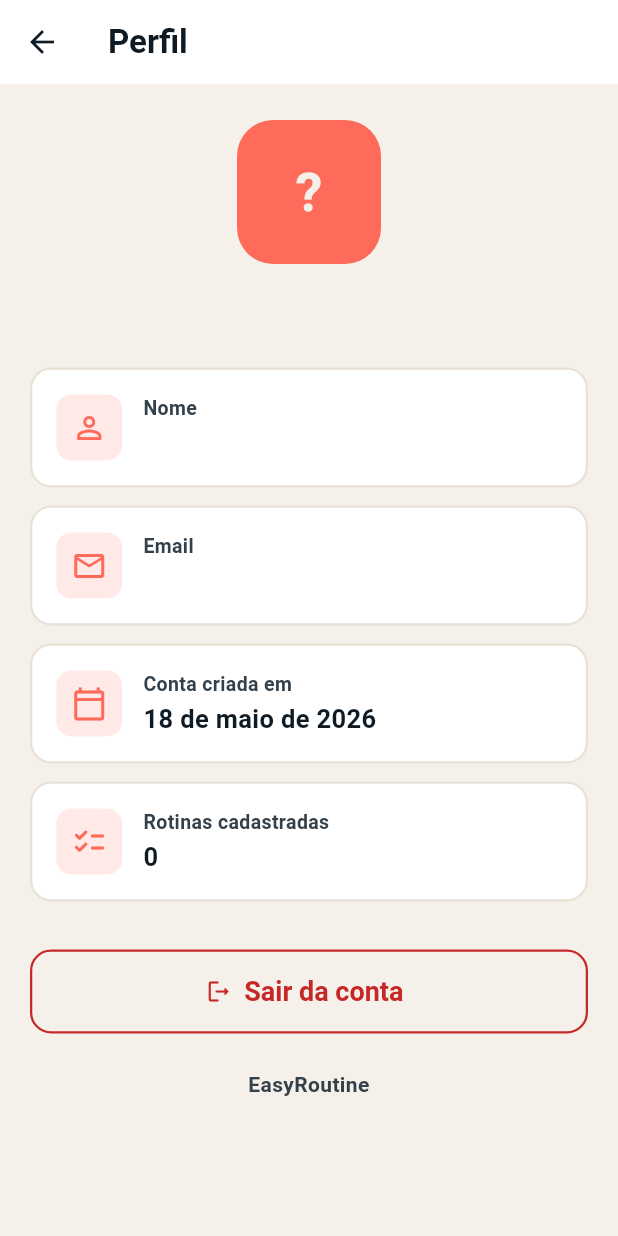
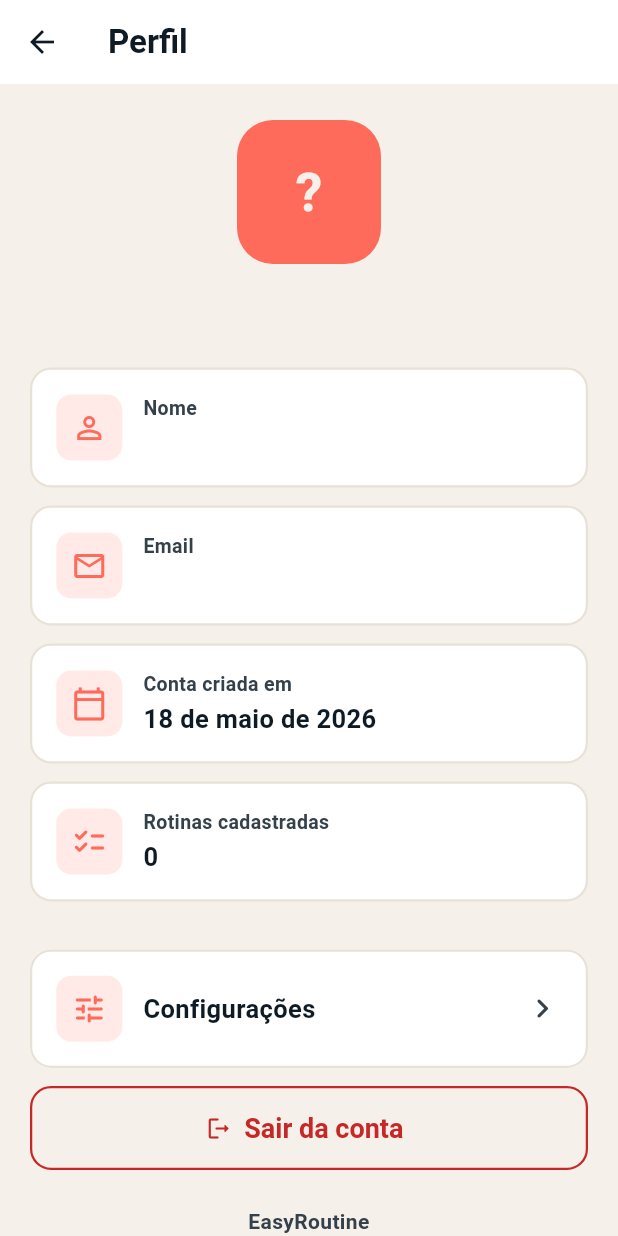
Before and after one commit to joaoeduardo-max/EasyRoutine, a Flutter app: the PerfilScreen screen opened directly, on a phone screen of 412 x 824 dp. Run offline on Flutter 3.47's test engine with Material 3 defaults, Android fonts, the phone set to English and light mode, and no system bars; our stand-ins replace dio, flutter_secure_storage, flutter_svg, google_fonts, shared_preferences; accounts and stored records are empty.

Commit message:
feat: tela de configurações

```diff
--- /dev/null
+++ b/app/lib/features/configuracoes/configuracoes_provider.dart
@@ -0,0 +1,42 @@
+import 'package:flutter/foundation.dart';
+import 'package:shared_preferences/shared_preferences.dart';
+
+class ConfiguracoesProvider extends ChangeNotifier {
+  static const _chaveVibracao = 'config.vibracao';
+  static const _chaveEscalaFonte = 'config.escalaFonte';
+
+  static const List<double> escalasDisponiveis = [1.0, 1.2, 1.4];
+
+  bool _vibracaoLigada = true;
+  double _escalaFonte = 1.0;
+  bool _carregado = false;
+
+  bool get vibracaoLigada => _vibracaoLigada;
+  double get escalaFonte => _escalaFonte;
+  bool get carregado => _carregado;
+
+  Future<void> carregar() async {
+    final prefs = await SharedPreferences.getInstance();
+    _vibracaoLigada = prefs.getBool(_chaveVibracao) ?? true;
+    final escala = prefs.getDouble(_chaveEscalaFonte) ?? 1.0;
+    _escalaFonte = escalasDisponiveis.contains(escala) ? escala : 1.0;
+    _carregado = true;
+    notifyListeners();
+  }
+
+  Future<void> definirVibracao(bool valor) async {
+    if (_vibracaoLigada == valor) return;
+    _vibracaoLigada = valor;
+    notifyListeners();
+    final prefs = await SharedPreferences.getInstance();
+    await prefs.setBool(_chaveVibracao, valor);
+  }
+
+  Future<void> definirEscalaFonte(double valor) async {
+    if (!escalasDisponiveis.contains(valor) || _escalaFonte == valor) return;
+    _escalaFonte = valor;
+    notifyListeners();
+    final prefs = await SharedPreferences.getInstance();
+    await prefs.setDouble(_chaveEscalaFonte, valor);
+  }
+}
--- a/app/lib/features/execucao/screens/conclusao_screen.dart
+++ b/app/lib/features/execucao/screens/conclusao_screen.dart
@@ -3,6 +3,7 @@ import 'package:flutter/services.dart';
 import '../../../core/theme/app_colors.dart';
 import '../../../core/theme/app_text_styles.dart';
 import '../../../shared/widgets/botao_grande.dart';
+import '../../../shared/widgets/feedback.dart';
 
 class ConclusaoScreen extends StatelessWidget {
   final String tituloRotina;
@@ -93,7 +94,7 @@ class ConclusaoScreen extends StatelessWidget {
                   child: BotaoGrande(
                     texto: 'Voltar',
                     aoTocar: () {
-                      HapticFeedback.lightImpact();
+                      vibrar(context, TipoVibracao.leve);
                       _voltarParaHome(context);
                     },
                   ),
--- a/app/lib/features/execucao/screens/executar_rotina_screen.dart
+++ b/app/lib/features/execucao/screens/executar_rotina_screen.dart
@@ -2,6 +2,7 @@ import 'package:flutter/material.dart';
 import 'package:flutter/services.dart';
 import '../../../core/theme/app_colors.dart';
 import '../../../core/theme/app_text_styles.dart';
+import '../../../shared/widgets/feedback.dart';
 import '../../rotinas/models/rotina.dart';
 import '../../rotinas/models/tarefa.dart';
 import 'conclusao_screen.dart';
@@ -36,9 +37,9 @@ class _ExecutarRotinaScreenState extends State<ExecutarRotinaScreen> {
   }
 
   void _pronto() {
-    HapticFeedback.selectionClick();
+    vibrar(context, TipoVibracao.selecao);
     if (_indice + 1 >= _total) {
-      HapticFeedback.mediumImpact();
+      vibrar(context, TipoVibracao.media);
       Navigator.of(context).pushReplacement(
         MaterialPageRoute<void>(
           builder: (_) => ConclusaoScreen(
--- a/app/lib/features/perfil/screens/perfil_screen.dart
+++ b/app/lib/features/perfil/screens/perfil_screen.dart
@@ -4,6 +4,7 @@ import '../../../core/theme/app_colors.dart';
 import '../../../shared/widgets/limite_leitura.dart';
 import '../../auth/auth_provider.dart';
 import '../../auth/screens/login_screen.dart';
+import '../../configuracoes/screens/configuracoes_screen.dart';
 import '../../rotinas/rotinas_provider.dart';
 
 class PerfilScreen extends StatelessWidget {
@@ -98,6 +99,16 @@ class PerfilScreen extends StatelessWidget {
                 valor: qtdRotinas.toString(),
               ),
               const SizedBox(height: 32),
+              _AcaoTile(
+                icone: Icons.tune_rounded,
+                rotulo: 'Configurações',
+                aoTocar: () => Navigator.of(context).push(
+                  MaterialPageRoute<void>(
+                    builder: (_) => const ConfiguracoesScreen(),
+                  ),
+                ),
+              ),
+              const SizedBox(height: 12),
               SizedBox(
                 width: double.infinity,
                 height: 56,
@@ -188,6 +199,66 @@ class _Avatar extends StatelessWidget {
   }
 }
 
+class _AcaoTile extends StatelessWidget {
+  final IconData icone;
+  final String rotulo;
+  final VoidCallback aoTocar;
+
+  const _AcaoTile({
+    required this.icone,
+    required this.rotulo,
+    required this.aoTocar,
+  });
+
+  @override
+  Widget build(BuildContext context) {
+    return Material(
+      color: AppColors.superficie,
+      borderRadius: BorderRadius.circular(14),
+      child: InkWell(
+        onTap: aoTocar,
+        borderRadius: BorderRadius.circular(14),
+        child: Container(
+          padding: const EdgeInsets.all(16),
+          decoration: BoxDecoration(
+            borderRadius: BorderRadius.circular(14),
+            border: Border.all(color: AppColors.nevoa, width: 1.5),
+          ),
+          child: Row(
+            children: [
+              Container(
+                width: 44,
+                height: 44,
+                decoration: BoxDecoration(
+                  color: AppColors.coral.withValues(alpha: 0.14),
+                  borderRadius: BorderRadius.circular(10),
+                ),
+                child: Icon(icone, color: AppColors.coral, size: 24),
+              ),
+              const SizedBox(width: 14),
+              Expanded(
+                child: Text(
+                  rotulo,
+                  style: const TextStyle(
+                    fontSize: 17,
+                    fontWeight: FontWeight.w600,
+                    color: AppColors.textoForte,
+                  ),
+                ),
+              ),
+              const Icon(
+                Icons.chevron_right_rounded,
+                color: AppColors.textoFraco,
+                size: 26,
+              ),
+            ],
+          ),
+        ),
+      ),
+    );
+  }
+}
+
 class _CartaoInfo extends StatelessWidget {
   final IconData icone;
   final String rotulo;
--- a/app/pubspec.yaml
+++ b/app/pubspec.yaml
@@ -19,6 +19,7 @@ dependencies:
   google_fonts: ^8.1.0
   intl: ^0.20.2
   flutter_svg: ^2.0.10+1
+  shared_preferences: ^2.3.3
 
 dev_dependencies:
   flutter_test:
```
Also changed, not shown: app/lib/app.dart (+21 -6 lines), app/lib/features/configuracoes/screens/configuracoes_screen.dart (added, +315 -0 lines), app/lib/shared/widgets/feedback.dart (+20 -0 lines).
